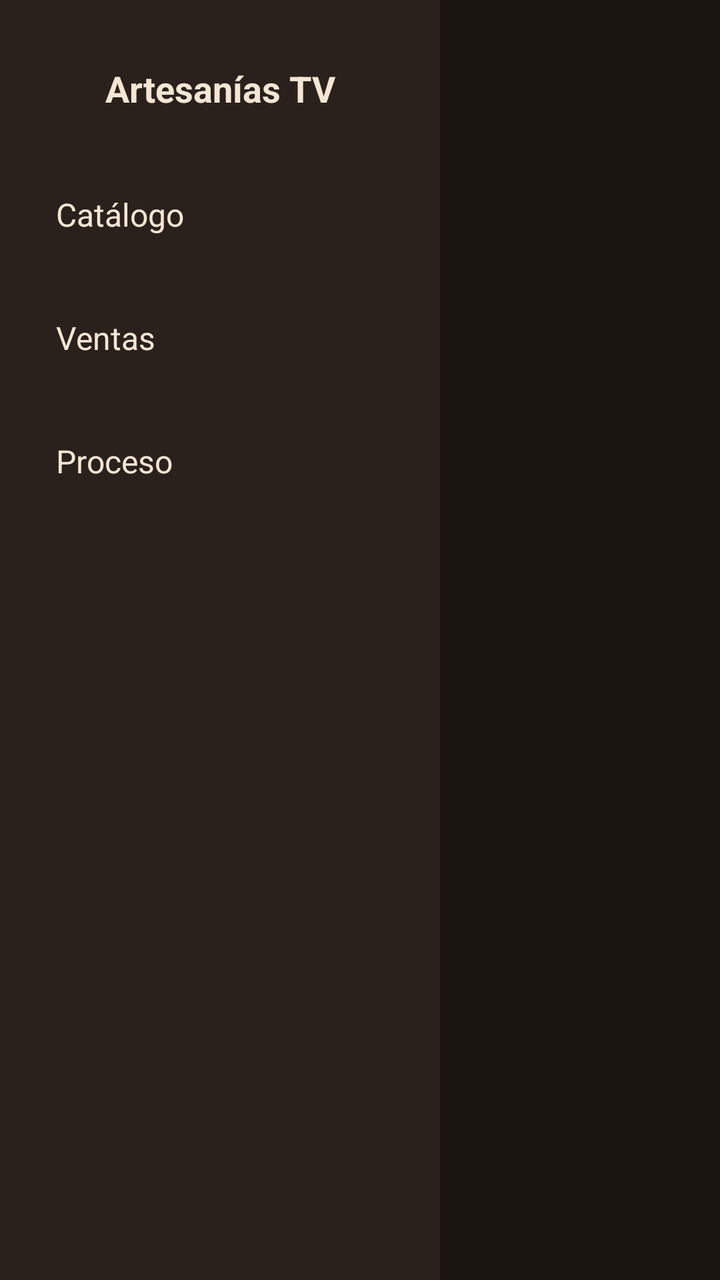
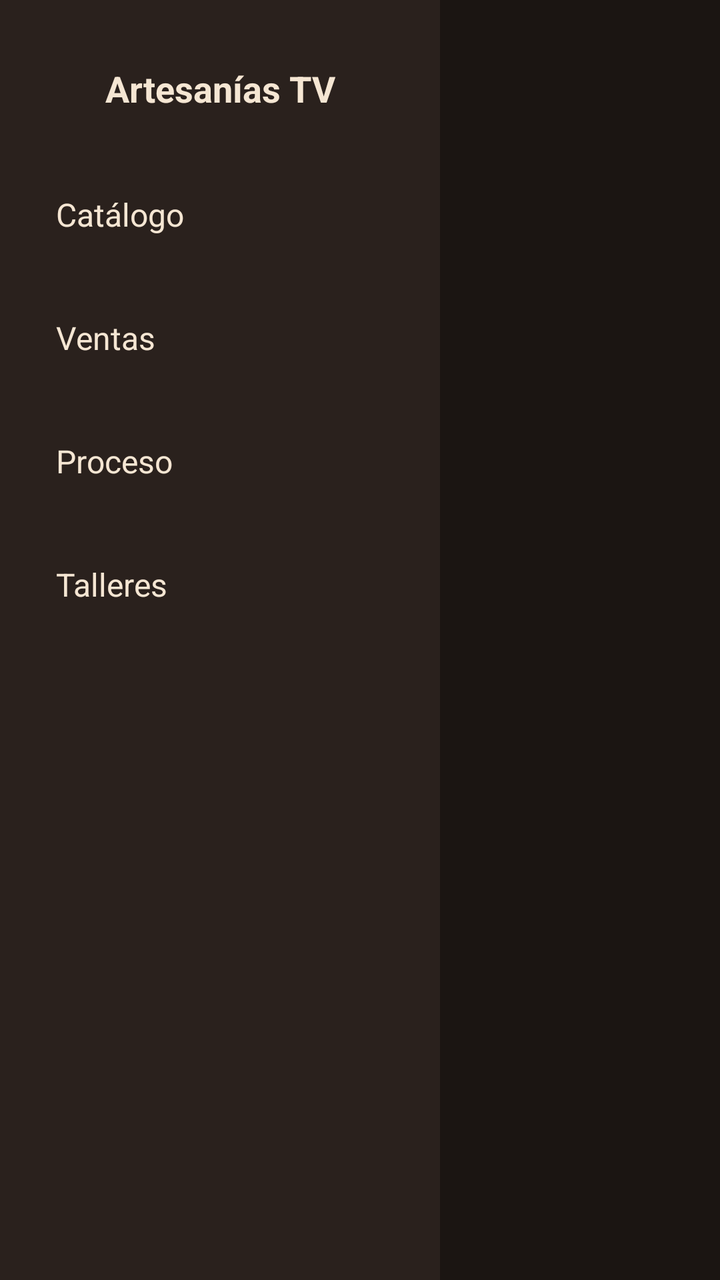

An Android layout rendered at two revisions. The XML below is the earlier revision; the diff shows what the commit changed to produce the second picture.
<!-- AndroidManifest.xml: application theme Theme.ArtesaniasTv -->
<!-- res/layout/activity_main.xml -->
<?xml version="1.0" encoding="utf-8"?>
<FrameLayout xmlns:android="http://schemas.android.com/apk/res/android"
    xmlns:tools="http://schemas.android.com/tools"
    android:layout_width="match_parent"
    android:layout_height="match_parent"
    android:background="@color/colorBackground">

    <LinearLayout
        android:layout_width="match_parent"
        android:layout_height="match_parent"
        android:orientation="horizontal">

        
        <LinearLayout
            android:id="@+id/nav_rail"
            android:layout_width="220dp"
            android:layout_height="match_parent"
            android:background="@color/colorSurface"
            android:orientation="vertical"
            android:paddingTop="32dp"
            android:paddingHorizontal="12dp">

            <TextView
                android:layout_width="match_parent"
                android:layout_height="wrap_content"
                android:layout_marginBottom="24dp"
                android:gravity="center"
                android:text="@string/app_name"
                android:textColor="@color/colorTextPrimary"
                android:textSize="18sp"
                android:textStyle="bold" />

            <TextView
                android:id="@+id/nav_productos"
                android:layout_width="match_parent"
                android:layout_height="wrap_content"
                android:background="@drawable/bg_nav_item"
                android:clickable="true"
                android:focusable="true"
                android:padding="16dp"
                android:text="@string/nav_productos"
                android:textColor="@color/colorTextPrimary"
                android:textSize="16sp" />

            <TextView
                android:id="@+id/nav_ventas"
                android:layout_width="match_parent"
                android:layout_height="wrap_content"
                android:layout_marginTop="8dp"
                android:background="@drawable/bg_nav_item"
                android:clickable="true"
                android:focusable="true"
                android:padding="16dp"
                android:text="@string/nav_ventas"
                android:textColor="@color/colorTextPrimary"
                android:textSize="16sp" />

            <TextView
                android:id="@+id/nav_video"
                android:layout_width="match_parent"
                android:layout_height="wrap_content"
                android:layout_marginTop="8dp"
                android:background="@drawable/bg_nav_item"
                android:clickable="true"
                android:focusable="true"
                android:padding="16dp"
                android:text="@string/nav_video"
                android:textColor="@color/colorTextPrimary"
                android:textSize="16sp" />

        </LinearLayout>

        
        <FrameLayout
            android:id="@+id/fragment_container"
            android:layout_width="0dp"
            android:layout_height="match_parent"
            android:layout_weight="1" />

    </LinearLayout>

</FrameLayout>
<!-- resources referenced by this layout -->
<resources>
  <color name="colorBackground">#1B1512</color>
  <color name="colorSurface">#2A211D</color>
  <color name="colorTextPrimary">#F5E6D3</color>
  <!-- drawable bg_nav_item (drawable) -->
  <?xml version="1.0" encoding="utf-8"?>
  <selector xmlns:android="http://schemas.android.com/apk/res/android">
      <item android:state_focused="true">
          <shape android:shape="rectangle">
              <solid android:color="@color/colorAccent"/>
              <corners android:radius="6dp"/>
          </shape>
      </item>
      <item android:state_selected="true">
          <shape android:shape="rectangle">
              <solid android:color="@color/colorNavSelected"/>
              <corners android:radius="6dp"/>
          </shape>
      </item>
      <item>
          <shape android:shape="rectangle">
              <solid android:color="@android:color/transparent"/>
          </shape>
      </item>
  </selector>
  <string name="app_name">Artesanías TV</string>
  <string name="nav_productos">Catálogo</string>
  <string name="nav_ventas">Ventas</string>
  <string name="nav_video">Proceso</string>
  <style name="Theme.ArtesaniasTv" parent="Theme.AppCompat.NoActionBar">
          <item name="android:colorBackground">@color/colorBackground</item>
          <item name="android:windowBackground">@color/colorBackground</item>
      </style>
  <color name="colorAccent">#FF8F00</color>
  <color name="colorNavSelected">#5D4037</color>
</resources>

<!-- the commit's change to res/layout/activity_main.xml (unified diff, before → after) -->
@@ -68,6 +68,19 @@
                 android:textColor="@color/colorTextPrimary"
                 android:textSize="16sp" />
 
+            <TextView
+                android:id="@+id/nav_mapa"
+                android:layout_width="match_parent"
+                android:layout_height="wrap_content"
+                android:layout_marginTop="8dp"
+                android:background="@drawable/bg_nav_item"
+                android:clickable="true"
+                android:focusable="true"
+                android:padding="16dp"
+                android:text="@string/nav_mapa"
+                android:textColor="@color/colorTextPrimary"
+                android:textSize="16sp" />
+
         </LinearLayout>
 
         
<!-- resource entries referenced after the edit -->
@@ -25,6 +25,7 @@
       </item>
   </selector>
   <string name="app_name">Artesanías TV</string>
+  <string name="nav_mapa">Talleres</string>
   <string name="nav_productos">Catálogo</string>
   <string name="nav_ventas">Ventas</string>
   <string name="nav_video">Proceso</string>
